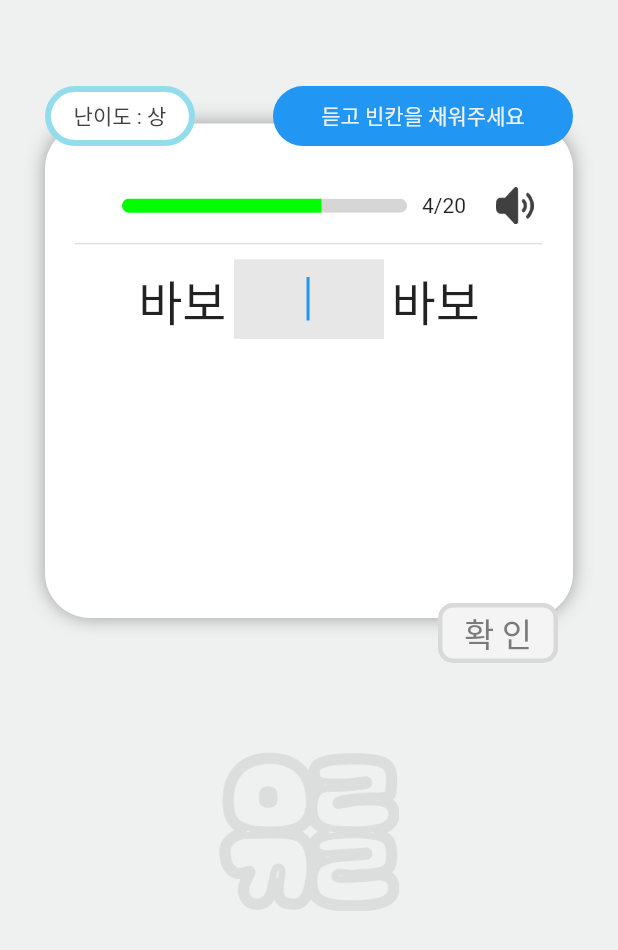
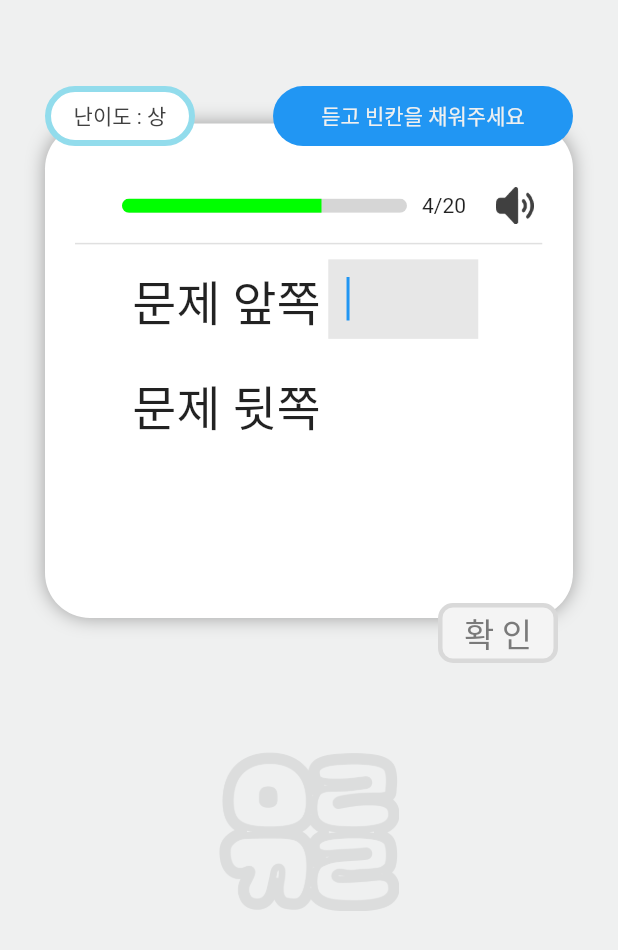
Before and after one commit to TeamDA-ON/Arikkari_Frontend, a Flutter app: the quizSelection screen opened directly, after a tap on "맞춤법 퀴즈", on a phone screen of 412 x 824 dp. Shown: the top 950 px of the screen. Run offline on Flutter 3.47's test engine with Material 2 defaults, Android fonts, the phone set to English and light mode, and no system bars; our stand-ins replace flutter_tts, get; Roboto replaces fonts that are missing (Pretendard).

```diff
--- a/lib/main.dart
+++ b/lib/main.dart
@@ -1,5 +1,5 @@
 import 'package:flutter/material.dart';
-import 'package:flutter_project/ui/screen/spelling-quiz/spelling-quiz.dart';
+import 'package:flutter_project/ui/screen/home/home.dart';
 import 'package:get/get.dart';
 
 void main() {
@@ -8,8 +8,7 @@ void main() {
       theme: ThemeData(
         fontFamily: 'Pretendard',
       ),
-      // home: const Home(),
-      home: const Quiz(),
+      home: const Home(),
     ),
   );
 }
--- a/lib/state/quiz/quiz_getx.dart
+++ b/lib/state/quiz/quiz_getx.dart
@@ -1,5 +1,4 @@
 import 'package:flutter/material.dart';
-import 'package:flutter_project/model/model_quiz.dart';
 import 'package:flutter_project/ui/screen/spelling-quiz/spelling-quiz.dart';
 import 'package:flutter_tts/flutter_tts.dart';
 import 'package:get/get.dart';
@@ -11,30 +10,27 @@ Map<String, dynamic> jsonData = {
   'problem1': '문제 앞쪽',
   'problem2': '문제 뒷쪽',
   'Commentary': '해설',
-  // "id": 1,
-  // "difficulty": '상',
-  // "problem": '문제설명',
-  // "selection1": '1',
-  // "selection2": '2',
-  // "selection3": '3',
-  // "answer": 2,
-  // "Commentary": '해설'
 };
 
 class QuizGetx extends GetxController {
   static QuizGetx get to => Get.find();
 
-  bool isShowButton = jsonData['problem1'] != null ?? true;
+  bool isQuizSpelling = jsonData['problem1'] != null;
+  Map<String, dynamic> quizApi = jsonData;
   String answerIsCollect = "Normal";
 
-  final quiz = Spelling_Quiz(
-    answer: '',
-    description: '',
-    difficulty: 1,
-    problem: '',
-  ).obs;
+  // final quiz = Spelling_Quiz(
+  //   answer: '',
+  //   description: '',
+  //   difficulty: 1,
+  //   problem: '',
+  // ).obs;
+  void usingTts() async {
+    FlutterTts flutterTts = FlutterTts();
+    await flutterTts.speak("영준아.");
+    print("answer");
+  }
 
-  FlutterTts flutterTts = FlutterTts();
   TextEditingController textEditController = TextEditingController();
 
   // Future<void> getData() async {
@@ -60,13 +56,13 @@ class QuizGetx extends GetxController {
 
   void onSubmit() {
     // quizController.getData();
-    String textResult = textEditController.text.trim();
-    print('textResult : $textResult');
-    if (textResult == quiz.value.answer) {
-      print('정답');
-    } else {
-      print('오답');
-    }
+    // String textResult = textEditController.text.trim();
+    // print('textResult : $textResult');
+    // if (textResult == quiz.value.answer) {
+    //   print('정답');
+    // } else {
+    //   print('오답');
+    // }
   }
 
   void checkAnswer() {
--- a/lib/state/quiz/quiz_select_getx.dart
+++ b/lib/state/quiz/quiz_select_getx.dart
@@ -6,7 +6,7 @@ class QuizSelectGetx extends GetxController {
   static QuizSelectGetx get to => Get.find();
   void chagePage(bool isGoSpelling) {
     if (isGoSpelling) {
-      Get.to(Quiz());
+      Get.to(const Quiz());
     } else {
       Get.to(const Voca());
     }
--- a/lib/ui/screen/spelling-quiz/spelling-quiz.dart
+++ b/lib/ui/screen/spelling-quiz/spelling-quiz.dart
@@ -1,7 +1,7 @@
 import 'package:flutter/material.dart';
 import 'package:flutter_project/state/quiz/quiz_getx.dart';
-import 'package:flutter_project/ui/widgets/constants/quizContainer/solve_quiz_container.dart';
 import 'package:get/get.dart';
+import '../../widgets/constants/quizContainer/solve_quiz_container.dart';
 
 class Quiz extends StatelessWidget {
   const Quiz({super.key});
@@ -13,7 +13,7 @@ class Quiz extends StatelessWidget {
     return GetBuilder<QuizGetx>(builder: (x) {
       return Scaffold(
         resizeToAvoidBottomInset: false, //키보드에 가려지는 위젯 오버플로우 방지
-
+        //정답을 맞추면 answerIsCollect값을 봐꿔서 backgroundColor바꾸면됨
         backgroundColor: x.answerIsCollect == "Normal"
             ? const Color(0xFFeff0f0)
             : const Color(0xFFeff0f0),
@@ -28,18 +28,17 @@ class Quiz extends StatelessWidget {
                   height: Get.height * 0.1,
                 ),
                 solveQuizContainer(
-                  // ttsTap: () async {
-                  //   var result = await x.flutterTts.speak("영준아.");
-                  // },
-                  ttsTap: () {},
-                  isTypeSpelling: x.isShowButton,
-                  problemText: '바보',
-                  editController: x.textEditController,
-                  difficulty: "상", //type string으로 바꿔놈
-                  submit: () {
-                    x.checkAnswer();
-                  },
-                ),
+                    ttsTap: () {
+                      x.usingTts();
+                    },
+                    isTypeSpelling: x.isQuizSpelling,
+                    problemText: 'Test',
+                    editController: x.textEditController,
+                    difficulty: "상", //type string으로 바꿔놈
+                    submit: () {
+                      x.checkAnswer();
+                    },
+                    api: x.quizApi),
                 SizedBox(
                   height: Get.height * 0.1,
                 ),
--- a/lib/ui/widgets/constants/quizContainer/solve_quiz_container.dart
+++ b/lib/ui/widgets/constants/quizContainer/solve_quiz_container.dart
@@ -4,12 +4,14 @@ import 'package:get/get.dart';
 Stack solveQuizContainer({
   // 파라미터
   required bool? isTypeSpelling, //스펠인지 아닌지 확인
-  required Function? ttsTap,
   required String? problemText,
   required TextEditingController? editController,
   required String? difficulty,
   // required Rx<Spelling_Quiz>? difficulty,
+  required Function() ttsTap,
   required Function() submit,
+  required Map<String, dynamic> api,
+  //TODO:: json보네서 api등록해놓기
 }) {
   return Stack(
     clipBehavior: Clip.none,
@@ -53,11 +55,11 @@ Stack solveQuizContainer({
                   ),
                 ),
                 const Text('4/20'),
-                if (isTypeSpelling ?? true)
+                if (isTypeSpelling ?? true && api['problem1'] != null)
                   Padding(
                     padding: const EdgeInsets.only(left: 20.0),
                     child: GestureDetector(
-                      onTap: ttsTap!(),
+                      onTap: ttsTap(),
                       child: Image.asset(
                         "assets/img/volume.png",
                         width: 25.0,
@@ -77,10 +79,8 @@ Stack solveQuizContainer({
             ),
             Center(
               child: Wrap(
-                direction: Axis.horizontal,
-                alignment: WrapAlignment.center,
                 children: [
-                  problemTextMethod(problemText!),
+                  problemTextMethod(api['problem1']),
                   if (isTypeSpelling ?? true)
                     Container(
                       width: 100.0,
@@ -92,8 +92,7 @@ Stack solveQuizContainer({
                         style: const TextStyle(
                           fontSize: 25,
                         ),
-                        textAlign: TextAlign.center,
-                        controller: editController!,
+                        controller: editController,
                         decoration: const InputDecoration(
                           border: InputBorder.none,
                           filled: true,
@@ -101,7 +100,8 @@ Stack solveQuizContainer({
                         ),
                       ),
                     ),
-                  if (isTypeSpelling ?? true) problemTextMethod(problemText),
+                  if (isTypeSpelling ?? true && api['problem2'] != null)
+                    problemTextMethod(api['problem2']),
                 ],
               ),
             ),
```
